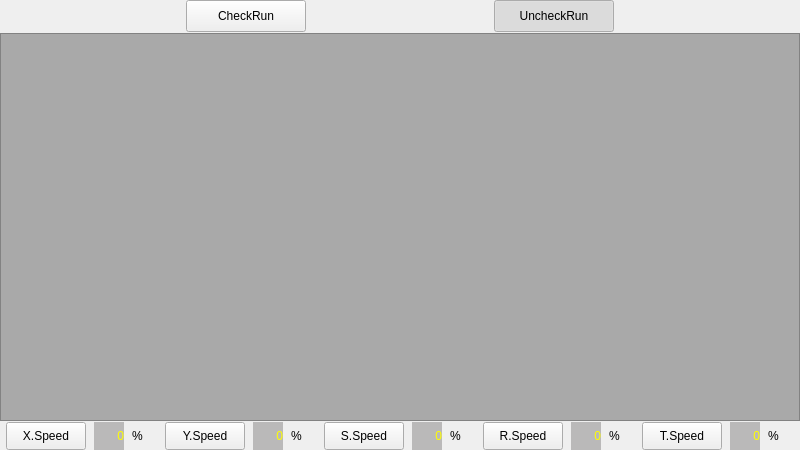
Above: hcinstruction/ichcprogrammonitorframe_8.ui from GaussCheng/2-5AxisPunch before the change. Below: the same form after it.
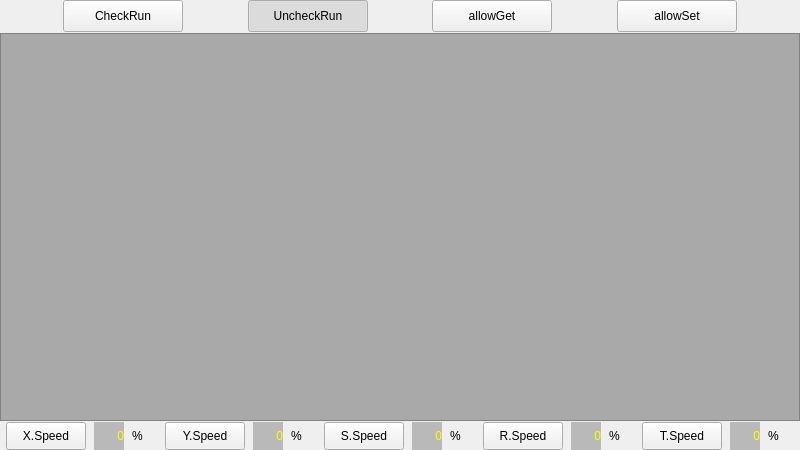
That is the form after the change.

```diff
--- a/hcinstruction/ichcprogrammonitorframe_8.ui
+++ b/hcinstruction/ichcprogrammonitorframe_8.ui
@@ -136,6 +136,88 @@
        </attribute>
       </widget>
      </item>
+     <item>
+      <spacer name="horizontalSpacer_4">
+       <property name="orientation">
+        <enum>Qt::Horizontal</enum>
+       </property>
+       <property name="sizeHint" stdset="0">
+        <size>
+         <width>40</width>
+         <height>20</height>
+        </size>
+       </property>
+      </spacer>
+     </item>
+     <item>
+      <widget class="QPushButton" name="allowGet">
+       <property name="minimumSize">
+        <size>
+         <width>120</width>
+         <height>32</height>
+        </size>
+       </property>
+       <property name="maximumSize">
+        <size>
+         <width>120</width>
+         <height>16777215</height>
+        </size>
+       </property>
+       <property name="text">
+        <string>allowGet</string>
+       </property>
+       <property name="iconSize">
+        <size>
+         <width>32</width>
+         <height>32</height>
+        </size>
+       </property>
+       <property name="checkable">
+        <bool>false</bool>
+       </property>
+      </widget>
+     </item>
+     <item>
+      <spacer name="horizontalSpacer_5">
+       <property name="orientation">
+        <enum>Qt::Horizontal</enum>
+       </property>
+       <property name="sizeHint" stdset="0">
+        <size>
+         <width>40</width>
+         <height>20</height>
+        </size>
+       </property>
+      </spacer>
+     </item>
+     <item>
+      <widget class="QPushButton" name="allowSet">
+       <property name="minimumSize">
+        <size>
+         <width>120</width>
+         <height>32</height>
+        </size>
+       </property>
+       <property name="maximumSize">
+        <size>
+         <width>120</width>
+         <height>16777215</height>
+        </size>
+       </property>
+       <property name="text">
+        <string>allowSet</string>
+       </property>
+       <property name="iconSize">
+        <size>
+         <width>32</width>
+         <height>32</height>
+        </size>
+       </property>
+       <property name="checkable">
+        <bool>false</bool>
+       </property>
+      </widget>
+     </item>
      <item>
       <spacer name="horizontalSpacer_2">
        <property name="orientation">
```
Left out of the diff: 11 changed lines with no effect on the pictures.
